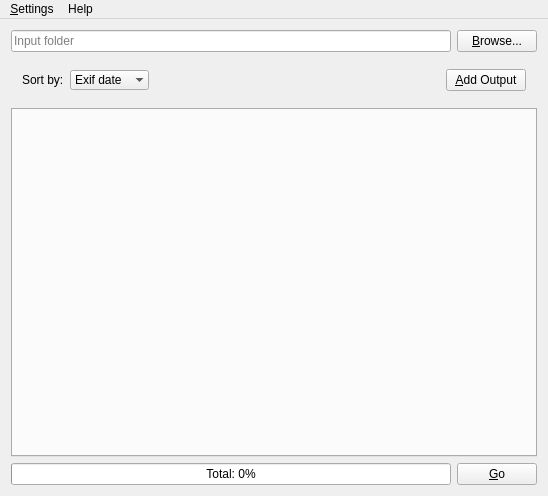
gramanas/rrwc, file gui/mainwindow.ui: the form before one commit.
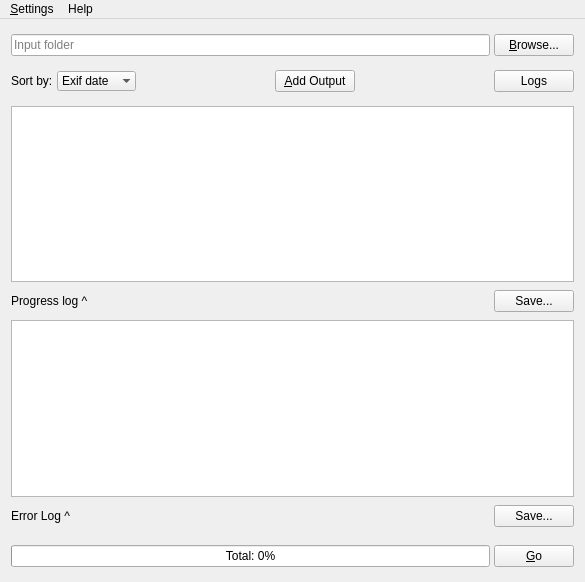
The form after the commit. The open tabs and pages were chosen to show the change.

Commit message: Add error and progress logs

Diff of the .ui file:
```diff
--- a/gui/mainwindow.ui
+++ b/gui/mainwindow.ui
@@ -6,24 +6,86 @@
    <rect>
     <x>0</x>
     <y>0</y>
-    <width>548</width>
-    <height>496</height>
+    <width>585</width>
+    <height>582</height>
    </rect>
   </property>
   <property name="windowTitle">
    <string>MainWindow</string>
   </property>
   <widget class="QWidget" name="centralWidget">
-   <layout class="QGridLayout" name="gridLayout">
-    <item row="1" column="0" colspan="2">
-     <widget class="QFrame" name="frame">
+   <layout class="QVBoxLayout" name="verticalLayout">
+    <item>
+     <widget class="QFrame" name="frameInputFolder">
+      <property name="lineWidth">
+       <number>0</number>
+      </property>
+      <layout class="QHBoxLayout" name="horizontalLayout_2">
+       <property name="spacing">
+        <number>4</number>
+       </property>
+       <property name="leftMargin">
+        <number>0</number>
+       </property>
+       <property name="topMargin">
+        <number>4</number>
+       </property>
+       <property name="rightMargin">
+        <number>0</number>
+       </property>
+       <property name="bottomMargin">
+        <number>4</number>
+       </property>
+       <item>
+        <widget class="QLineEdit" name="inputInputFolder">
+         <property name="inputMask">
+          <string notr="true"/>
+         </property>
+         <property name="text">
+          <string/>
+         </property>
+         <property name="placeholderText">
+          <string>Input folder</string>
+         </property>
+        </widget>
+       </item>
+       <item>
+        <widget class="QPushButton" name="butBrowse">
+         <property name="text">
+          <string>&amp;Browse...</string>
+         </property>
+        </widget>
+       </item>
+      </layout>
+     </widget>
+    </item>
+    <item>
+     <widget class="QFrame" name="frameSort">
       <property name="frameShape">
        <enum>QFrame::NoFrame</enum>
       </property>
       <property name="frameShadow">
        <enum>QFrame::Plain</enum>
       </property>
+      <property name="lineWidth">
+       <number>0</number>
+      </property>
       <layout class="QHBoxLayout" name="horizontalLayout">
+       <property name="spacing">
+        <number>4</number>
+       </property>
+       <property name="leftMargin">
+        <number>0</number>
+       </property>
+       <property name="topMargin">
+        <number>4</number>
+       </property>
+       <property name="rightMargin">
+        <number>0</number>
+       </property>
+       <property name="bottomMargin">
+        <number>4</number>
+       </property>
        <item>
         <widget class="QLabel" name="label">
          <property name="text">
@@ -80,66 +142,255 @@
          </property>
         </widget>
        </item>
+       <item>
+        <spacer name="horizontalSpacer_2">
+         <property name="orientation">
+          <enum>Qt::Horizontal</enum>
+         </property>
+         <property name="sizeHint" stdset="0">
+          <size>
+           <width>40</width>
+           <height>20</height>
+          </size>
+         </property>
+        </spacer>
+       </item>
+       <item>
+        <widget class="QPushButton" name="butToggleLogOutputs">
+         <property name="text">
+          <string>Logs</string>
+         </property>
+        </widget>
+       </item>
       </layout>
      </widget>
     </item>
-    <item row="2" column="0" colspan="2">
-     <widget class="QTabWidget" name="tabWidget">
-      <property name="tabPosition">
-       <enum>QTabWidget::North</enum>
-      </property>
-      <property name="tabShape">
-       <enum>QTabWidget::Rounded</enum>
-      </property>
+    <item>
+     <widget class="QStackedWidget" name="stackedWidget">
       <property name="currentIndex">
        <number>-1</number>
       </property>
-      <property name="elideMode">
-       <enum>Qt::ElideNone</enum>
-      </property>
-      <property name="tabsClosable">
-       <bool>true</bool>
-      </property>
+      <widget class="QWidget" name="pageOutputs">
+       <layout class="QGridLayout" name="gridLayout">
+        <property name="leftMargin">
+         <number>0</number>
+        </property>
+        <property name="topMargin">
+         <number>0</number>
+        </property>
+        <property name="rightMargin">
+         <number>0</number>
+        </property>
+        <property name="bottomMargin">
+         <number>0</number>
+        </property>
+        <property name="spacing">
+         <number>0</number>
+        </property>
+        <item row="0" column="0">
+         <widget class="QTabWidget" name="tabWidget">
+          <property name="tabPosition">
+           <enum>QTabWidget::North</enum>
+          </property>
+          <property name="tabShape">
+           <enum>QTabWidget::Rounded</enum>
+          </property>
+          <property name="currentIndex">
+           <number>-1</number>
+          </property>
+          <property name="elideMode">
+           <enum>Qt::ElideNone</enum>
+          </property>
+          <property name="tabsClosable">
+           <bool>true</bool>
+          </property>
+         </widget>
+        </item>
+       </layout>
+      </widget>
+      <widget class="QWidget" name="pageLog">
+       <layout class="QVBoxLayout" name="verticalLayout_2">
+        <property name="spacing">
+         <number>4</number>
+        </property>
+        <property name="leftMargin">
+         <number>0</number>
+        </property>
+        <property name="topMargin">
+         <number>4</number>
+        </property>
+        <property name="rightMargin">
+         <number>0</number>
+        </property>
+        <property name="bottomMargin">
+         <number>4</number>
+        </property>
+        <item>
+         <widget class="QTextBrowser" name="outputProgressLog"/>
+        </item>
+        <item>
+         <widget class="QFrame" name="frameExportProgress">
+          <property name="frameShape">
+           <enum>QFrame::NoFrame</enum>
+          </property>
+          <property name="frameShadow">
+           <enum>QFrame::Plain</enum>
+          </property>
+          <layout class="QHBoxLayout" name="horizontalLayout_3">
+           <property name="spacing">
+            <number>4</number>
+           </property>
+           <property name="leftMargin">
+            <number>0</number>
+           </property>
+           <property name="topMargin">
+            <number>4</number>
+           </property>
+           <property name="rightMargin">
+            <number>0</number>
+           </property>
+           <property name="bottomMargin">
+            <number>4</number>
+           </property>
+           <item>
+            <widget class="QLabel" name="labelProgressLog">
+             <property name="text">
+              <string>Progress log ^</string>
+             </property>
+            </widget>
+           </item>
+           <item>
+            <spacer name="horizontalSpacer_4">
+             <property name="orientation">
+              <enum>Qt::Horizontal</enum>
+             </property>
+             <property name="sizeHint" stdset="0">
+              <size>
+               <width>469</width>
+               <height>17</height>
+              </size>
+             </property>
+            </spacer>
+           </item>
+           <item>
+            <widget class="QPushButton" name="butExportProgressLog">
+             <property name="text">
+              <string>Save...</string>
+             </property>
+            </widget>
+           </item>
+          </layout>
+         </widget>
+        </item>
+        <item>
+         <widget class="QTextBrowser" name="outputErrorLog"/>
+        </item>
+        <item>
+         <widget class="QFrame" name="frameExportError">
+          <property name="frameShape">
+           <enum>QFrame::NoFrame</enum>
+          </property>
+          <property name="frameShadow">
+           <enum>QFrame::Plain</enum>
+          </property>
+          <layout class="QHBoxLayout" name="horizontalLayout_4">
+           <property name="spacing">
+            <number>4</number>
+           </property>
+           <property name="leftMargin">
+            <number>0</number>
+           </property>
+           <property name="topMargin">
+            <number>4</number>
+           </property>
+           <property name="rightMargin">
+            <number>0</number>
+           </property>
+           <property name="bottomMargin">
+            <number>4</number>
+           </property>
+           <item>
+            <widget class="QLabel" name="labelErrorLog">
+             <property name="text">
+              <string>Error Log ^</string>
+             </property>
+            </widget>
+           </item>
+           <item>
+            <spacer name="horizontalSpacer_3">
+             <property name="orientation">
+              <enum>Qt::Horizontal</enum>
+             </property>
+             <property name="sizeHint" stdset="0">
+              <size>
+               <width>469</width>
+               <height>17</height>
+              </size>
+             </property>
+            </spacer>
+           </item>
+           <item>
+            <widget class="QPushButton" name="butExportErrorLog">
+             <property name="text">
+              <string>Save...</string>
+             </property>
+            </widget>
+           </item>
+          </layout>
+         </widget>
+        </item>
+       </layout>
+      </widget>
      </widget>
     </item>
-    <item row="0" column="1">
-     <widget class="QPushButton" name="butBrowse">
-      <property name="text">
-       <string>&amp;Browse...</string>
+    <item>
+     <widget class="QFrame" name="frameTotal">
+      <property name="frameShape">
+       <enum>QFrame::NoFrame</enum>
       </property>
-     </widget>
-    </item>
-    <item row="0" column="0">
-     <widget class="QLineEdit" name="inputInputFolder">
-      <property name="inputMask">
-       <string notr="true"/>
+      <property name="frameShadow">
+       <enum>QFrame::Plain</enum>
       </property>
-      <property name="text">
-       <string/>
-      </property>
-      <property name="placeholderText">
-       <string>Input folder</string>
-      </property>
-     </widget>
-    </item>
-    <item row="3" column="1">
-     <widget class="QPushButton" name="butGo">
-      <property name="text">
-       <string>&amp;Go</string>
-      </property>
-     </widget>
-    </item>
-    <item row="3" column="0">
-     <widget class="QProgressBar" name="progressBar">
-      <property name="value">
+      <property name="lineWidth">
        <number>0</number>
       </property>
-      <property name="invertedAppearance">
-       <bool>false</bool>
-      </property>
-      <property name="format">
-       <string>Total: %p%</string>
-      </property>
+      <layout class="QHBoxLayout" name="horizontalLayout_5">
+       <property name="spacing">
+        <number>4</number>
+       </property>
+       <property name="leftMargin">
+        <number>0</number>
+       </property>
+       <property name="topMargin">
+        <number>4</number>
+       </property>
+       <property name="rightMargin">
+        <number>0</number>
+       </property>
+       <property name="bottomMargin">
+        <number>4</number>
+       </property>
+       <item>
+        <widget class="QProgressBar" name="progressBar">
+         <property name="value">
+          <number>0</number>
+         </property>
+         <property name="invertedAppearance">
+          <bool>false</bool>
+         </property>
+         <property name="format">
+          <string>Total: %p%</string>
+         </property>
+        </widget>
+       </item>
+       <item>
+        <widget class="QPushButton" name="butGo">
+         <property name="text">
+          <string>&amp;Go</string>
+         </property>
+        </widget>
+       </item>
+      </layout>
      </widget>
     </item>
    </layout>
@@ -149,7 +400,7 @@
     <rect>
      <x>0</x>
      <y>0</y>
-     <width>548</width>
+     <width>585</width>
      <height>20</height>
     </rect>
    </property>
```
Left out of the diff: 2 changed lines with no effect on the pictures. The commit also changes 16 other files.
